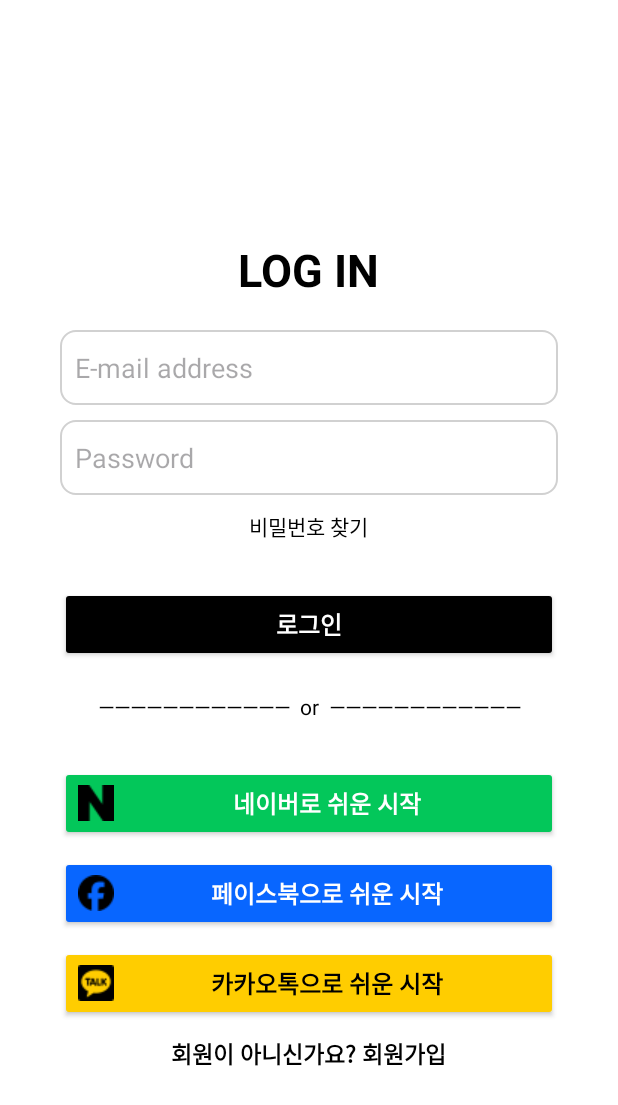
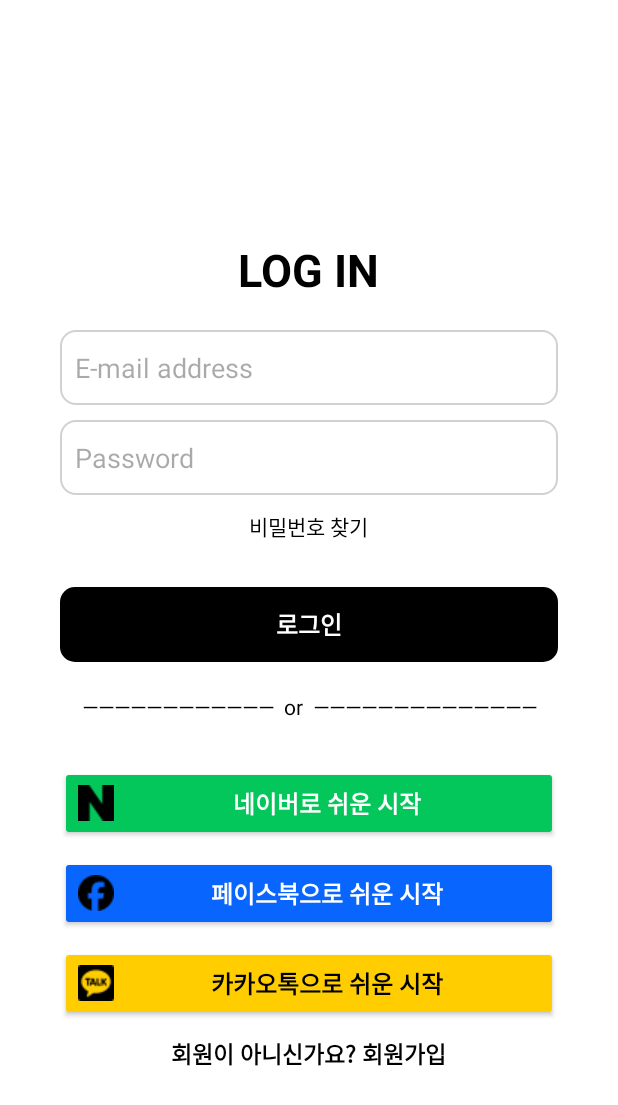
Before and after one commit to thanx-To-Dev-Minsoo/Project-DailyPlanner_Android, an Android app: the screen it shows after launch (signInActivity), on a phone screen of 412 x 824 dp. Shown: the top 1105 px of the screen. Run offline under Robolectric (Android 15) with nearby library versions, the phone set to English and light mode, and no system bars.

Commit message:
2024-07-06

```diff
--- /dev/null
+++ b/app/src/main/res/drawable/button_background.xml
@@ -0,0 +1,9 @@
+<!-- res/drawable/edittext_background.xml -->
+<selector xmlns:android="http://schemas.android.com/apk/res/android">
+    <item>
+        <shape android:shape="rectangle"> />
+            <corners android:radius="10dp" />
+
+        </shape>
+    </item>
+</selector>
--- a/app/src/main/res/layout/activity_signin.xml
+++ b/app/src/main/res/layout/activity_signin.xml
@@ -71,12 +71,13 @@
             android:textColor="@color/white"
             android:backgroundTint="@color/black"
             android:textSize="16sp"
-            android:textStyle="bold" />
+            android:textStyle="bold"
+            android:background="@drawable/button_background"/>
 
         <TextView
             android:layout_width="match_parent"
             android:layout_height="wrap_content"
-            android:text="――――――――――――  or  ――――――――――――"
+            android:text="――――――――――――  or  ――――――――――――――"
             android:textColor="@color/black"
             android:gravity="center"
             android:layout_marginTop="20dp"
@@ -91,7 +92,7 @@
             android:backgroundTint="@color/naver_green"
             android:textSize="16sp"
             android:textStyle="bold"
-            android:drawableLeft="@drawable/ic_naver"/>
+            android:drawableLeft="@drawable/ic_naver" />
 
         <androidx.appcompat.widget.AppCompatButton
             android:layout_width="match_parent"
--- a/app/src/main/res/layout/activity_signup.xml
+++ b/app/src/main/res/layout/activity_signup.xml
@@ -32,7 +32,7 @@
                 android:layout_width="wrap_content"
                 android:layout_height="wrap_content"
                 android:layout_marginBottom="20dp"
-                android:layout_weight="2"
+                android:layout_weight="2.2"
                 android:text="회원 가입"
                 android:textSize="25dp" />
         </LinearLayout>
```
